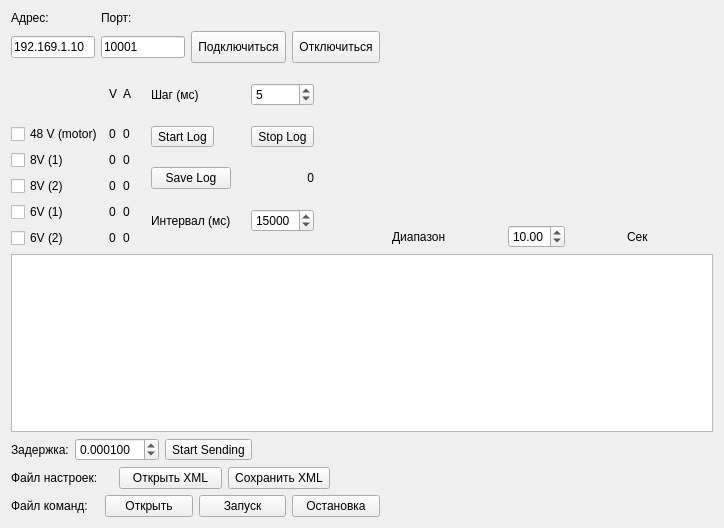
Qt form AR600Controller.ui (AlexanderMokhov/AR-600Controller) before a commit.
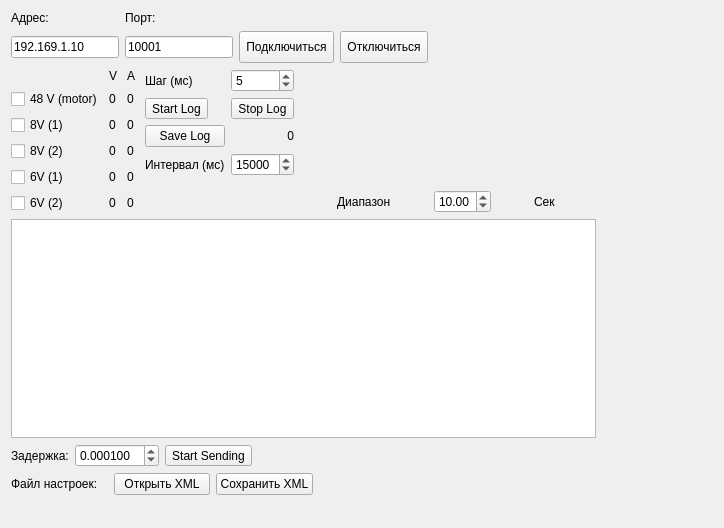
The same form after that commit. Custom widgets are drawn as their Qt base class.

Commit message:
Обновление контроллера команд
Добавил кнопки с дейсвиями - Проиграть/Пауза, Стоп
Провреил выполнение команд в реальном масштабе времени. Добавил проверку
ограничений на максимальную и минимальную задаваемую позицию в буфере на
запись.

```diff
--- a/AR600Controller.ui
+++ b/AR600Controller.ui
@@ -13,8 +13,10 @@
   <property name="windowTitle">
    <string>AR-600E Controller</string>
   </property>
-  <layout class="QGridLayout" name="gridLayout_5">
+  <layout class="QGridLayout" name="gridLayout_7" columnstretch="1,1,2,3,2">
    <item row="0" column="0" colspan="4">
+    <layout class="QGridLayout" name="gridLayout_6" rowstretch="0,0,0,1">
+     <item row="0" column="0" colspan="3">
     <layout class="QGridLayout" name="gridLayout_2">
      <item row="0" column="0">
       <widget class="QLabel" name="label">
@@ -72,27 +74,20 @@
      </item>
     </layout>
    </item>
-   <item row="0" column="4">
+     <item row="0" column="3">
     <spacer name="horizontalSpacer">
      <property name="orientation">
       <enum>Qt::Horizontal</enum>
      </property>
      <property name="sizeHint" stdset="0">
       <size>
-       <width>288</width>
+         <width>128</width>
        <height>20</height>
       </size>
      </property>
     </spacer>
    </item>
-   <item row="0" column="5" rowspan="2">
-    <layout class="QHBoxLayout" name="CommandControlLayout">
-     <property name="sizeConstraint">
-      <enum>QLayout::SetDefaultConstraint</enum>
-     </property>
-    </layout>
-   </item>
-   <item row="1" column="0">
+     <item row="1" column="0" rowspan="2">
     <layout class="QGridLayout" name="gridLayout">
      <property name="sizeConstraint">
       <enum>QLayout::SetMinimumSize</enum>
@@ -218,7 +213,7 @@
      </item>
     </layout>
    </item>
-   <item row="1" column="1" colspan="2">
+     <item row="1" column="1">
     <layout class="QGridLayout" name="gridLayout_4">
      <property name="sizeConstraint">
       <enum>QLayout::SetMinimumSize</enum>
@@ -308,7 +303,7 @@
      </item>
     </layout>
    </item>
-   <item row="1" column="3" colspan="2">
+     <item row="1" column="2" rowspan="2" colspan="2">
     <layout class="QGridLayout" name="gridLayout_3">
      <property name="sizeConstraint">
       <enum>QLayout::SetMinimumSize</enum>
@@ -374,9 +369,20 @@
      </item>
     </layout>
    </item>
-   <item row="2" column="0" colspan="6">
-    <layout class="QHBoxLayout" name="horizontalLayout_5">
-     <item>
+     <item row="2" column="1">
+      <spacer name="verticalSpacer">
+       <property name="orientation">
+        <enum>Qt::Vertical</enum>
+       </property>
+       <property name="sizeHint" stdset="0">
+        <size>
+         <width>20</width>
+         <height>18</height>
+        </size>
+       </property>
+      </spacer>
+     </item>
+     <item row="3" column="0" colspan="4">
       <widget class="QTableView" name="ChannelTableView">
        <property name="minimumSize">
         <size>
@@ -498,8 +504,19 @@
        </attribute>
       </widget>
      </item>
-     <item>
-      <layout class="QHBoxLayout" name="DriverControlLayout">
+    </layout>
+   </item>
+   <item row="0" column="4">
+    <layout class="QGridLayout" name="gridLayout_5" rowstretch="2,8">
+     <item row="0" column="0">
+      <layout class="QHBoxLayout" name="CommandControlLayout" stretch="">
+       <property name="sizeConstraint">
+        <enum>QLayout::SetDefaultConstraint</enum>
+       </property>
+      </layout>
+     </item>
+     <item row="1" column="0">
+      <layout class="QHBoxLayout" name="DriverControlLayout" stretch="">
        <property name="sizeConstraint">
         <enum>QLayout::SetFixedSize</enum>
        </property>
@@ -507,7 +524,7 @@
      </item>
     </layout>
    </item>
-   <item row="3" column="0" colspan="2">
+   <item row="1" column="0">
     <layout class="QHBoxLayout" name="horizontalLayout_2">
      <item>
       <widget class="QLabel" name="label_3">
@@ -541,7 +558,7 @@
      </item>
     </layout>
    </item>
-   <item row="3" column="2" colspan="4">
+   <item row="1" column="1" colspan="4">
     <spacer name="horizontalSpacer_2">
      <property name="orientation">
       <enum>Qt::Horizontal</enum>
@@ -554,7 +571,7 @@
      </property>
     </spacer>
    </item>
-   <item row="4" column="0" colspan="3">
+   <item row="2" column="0" colspan="2">
     <layout class="QHBoxLayout" name="horizontalLayout_3">
      <item>
       <widget class="QLabel" name="label_6">
@@ -579,7 +596,7 @@
      </item>
     </layout>
    </item>
-   <item row="4" column="3" colspan="3">
+   <item row="2" column="2" colspan="3">
     <spacer name="horizontalSpacer_3">
      <property name="orientation">
       <enum>Qt::Horizontal</enum>
@@ -592,39 +609,7 @@
      </property>
     </spacer>
    </item>
-   <item row="5" column="0" colspan="4">
-    <layout class="QHBoxLayout" name="horizontalLayout_4">
-     <item>
-      <widget class="QLabel" name="label_7">
-       <property name="text">
-        <string>Файл команд:</string>
-       </property>
-      </widget>
-     </item>
-     <item>
-      <widget class="QPushButton" name="pButtonCFOpen">
-       <property name="text">
-        <string>Открыть</string>
-       </property>
-      </widget>
-     </item>
-     <item>
-      <widget class="QPushButton" name="pButtonFCPlay">
-       <property name="text">
-        <string>Запуск</string>
-       </property>
-      </widget>
-     </item>
-     <item>
-      <widget class="QPushButton" name="pButtonFCStop">
-       <property name="text">
-        <string>Остановка</string>
-       </property>
-      </widget>
-     </item>
-    </layout>
-   </item>
-   <item row="5" column="4" colspan="2">
+   <item row="3" column="0" colspan="5">
     <spacer name="horizontalSpacer_4">
      <property name="orientation">
       <enum>Qt::Horizontal</enum>
```
Left out of the diff: 5 changed lines with no effect on the pictures. Lines whose indentation alone changed are shown as unchanged. The commit also changes 8 other files.
